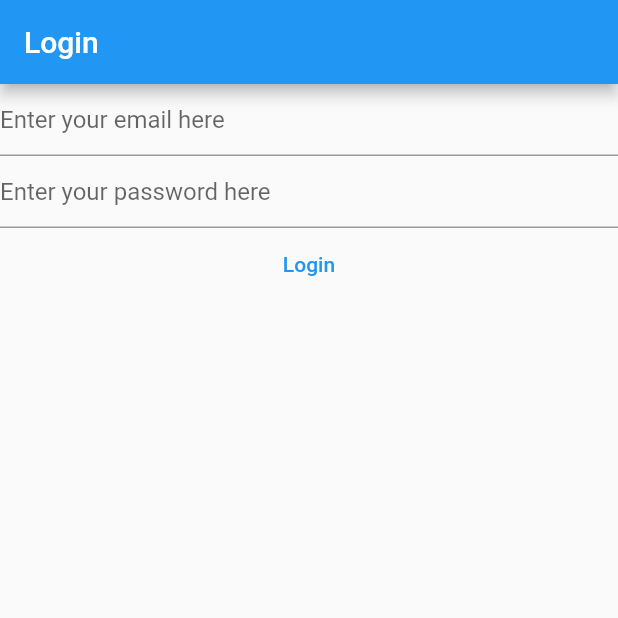
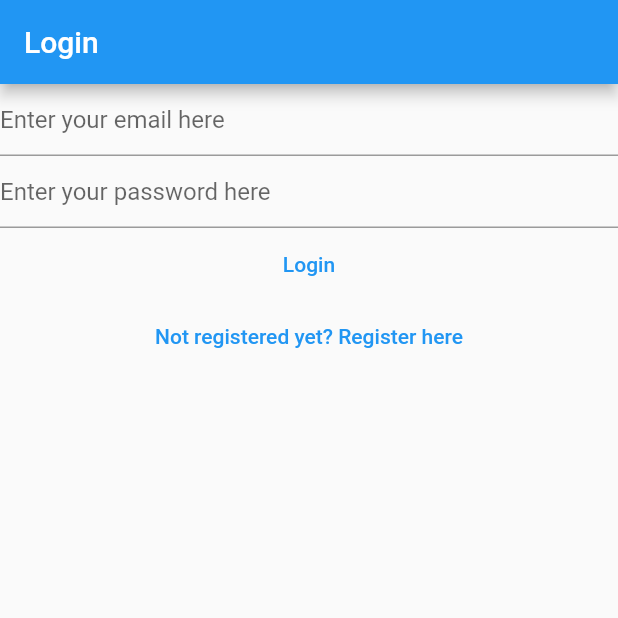
Before and after one commit to tedawf/firebase-notes-app, a Flutter app: the screen it shows after launch, on a phone screen of 412 x 824 dp, the top half of it. Run offline on Flutter 3.47's test engine with Material 2 defaults, Android fonts, the phone set to English and light mode, and no system bars; our stand-ins replace firebase_auth, firebase_core; accounts and stored records are empty.

Commit message:
email verification and link views

```diff
--- a/lib/main.dart
+++ b/lib/main.dart
@@ -1,4 +1,9 @@
+import 'package:firebase_auth/firebase_auth.dart';
+import 'package:firebase_core/firebase_core.dart';
+import 'package:firebase_notes_app/firebase_options.dart';
 import 'package:firebase_notes_app/views/login_view.dart';
+import 'package:firebase_notes_app/views/register_view.dart';
+import 'package:firebase_notes_app/views/verify_email_view.dart';
 import 'package:flutter/material.dart';
 
 void main() {
@@ -9,7 +14,42 @@ void main() {
       theme: ThemeData(
         primarySwatch: Colors.blue,
       ),
-      home: const LoginView(),
+      home: const HomePage(),
+      routes: {
+        "/login/": (context) => const LoginView(),
+        "/register/": (context) => const RegisterView(),
+      },
     ),
   );
 }
+
+class HomePage extends StatelessWidget {
+  const HomePage({super.key});
+
+  @override
+  Widget build(BuildContext context) {
+    return FutureBuilder(
+      future: Firebase.initializeApp(
+        options: DefaultFirebaseOptions.currentPlatform,
+      ),
+      builder: (context, snapshot) {
+        switch (snapshot.connectionState) {
+          case ConnectionState.done:
+            final user = FirebaseAuth.instance.currentUser;
+            if (user != null) {
+              if (user.emailVerified) {
+                print("Email is verified");
+              } else {
+                return const VerifyEmailView();
+              }
+            } else {
+              return const LoginView();
+            }
+            return const Text("Done");
+          default:
+            return const CircularProgressIndicator();
+        }
+      },
+    );
+  }
+}
--- a/lib/views/login_view.dart
+++ b/lib/views/login_view.dart
@@ -34,14 +34,7 @@ class _LoginViewState extends State<LoginView> {
       appBar: AppBar(
         title: const Text("Login"),
       ),
-      body: FutureBuilder(
-        future: Firebase.initializeApp(
-          options: DefaultFirebaseOptions.currentPlatform,
-        ),
-        builder: (context, snapshot) {
-          switch (snapshot.connectionState) {
-            case ConnectionState.done:
-              return Column(
+      body: Column(
         children: [
           TextField(
             controller: _email,
@@ -66,8 +59,8 @@ class _LoginViewState extends State<LoginView> {
               final email = _email.text;
               final password = _password.text;
               try {
-                        final userCredential = await FirebaseAuth.instance
-                            .signInWithEmailAndPassword(
+                final userCredential =
+                    await FirebaseAuth.instance.signInWithEmailAndPassword(
                   email: email,
                   password: password,
                 );
@@ -84,12 +77,16 @@ class _LoginViewState extends State<LoginView> {
             },
             child: const Text("Login"),
           ),
+          TextButton(
+            onPressed: () {
+              Navigator.of(context).pushNamedAndRemoveUntil(
+                "/register/",
+                (route) => false,
+              );
+            },
+            child: const Text("Not registered yet? Register here"),
+          )
         ],
-              );
-            default:
-              return const Text("Loading...");
-          }
-        },
       ),
     );
   }
```
Also changed, not shown: lib/views/register_view.dart (+12 -17 lines), lib/views/verify_email_view.dart (added, +33 -0 lines). Lines whose indentation alone changed are shown as unchanged.
